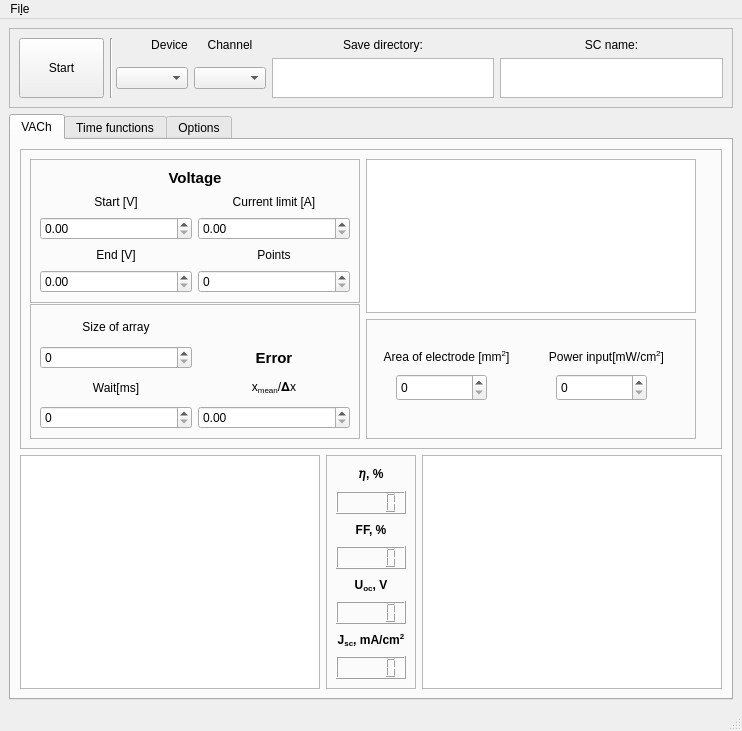
userIsTaken/SolarVACh, file GUI/Solar.ui: the form before one commit.
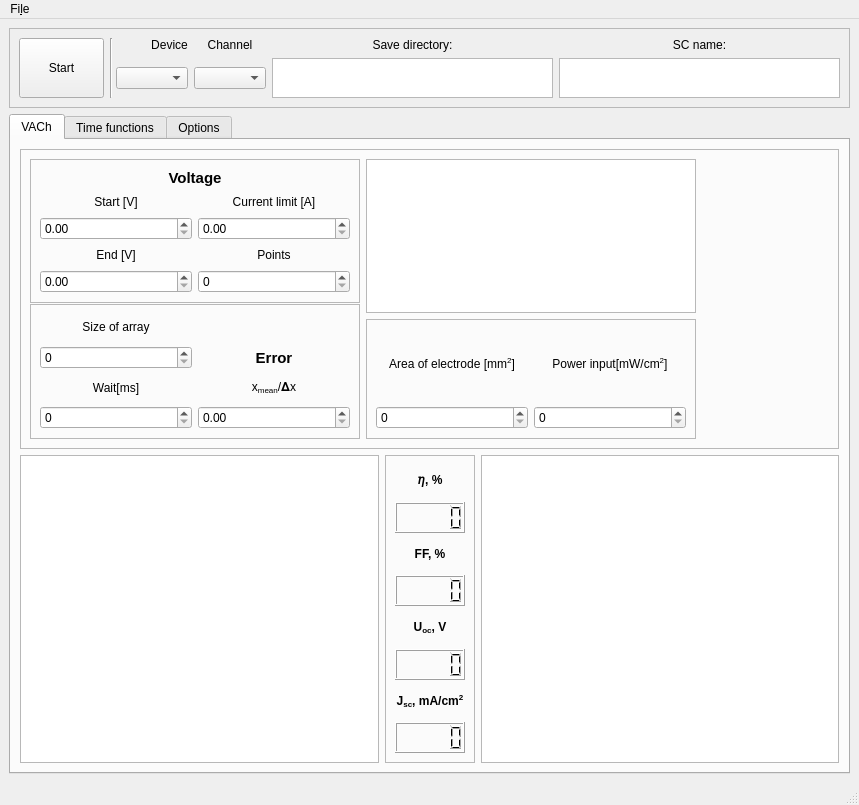
The form after the commit. Custom widgets are drawn as their Qt base class.

```diff
--- a/GUI/Solar.ui
+++ b/GUI/Solar.ui
@@ -6,8 +6,8 @@
    <rect>
     <x>0</x>
     <y>0</y>
-    <width>742</width>
-    <height>731</height>
+    <width>859</width>
+    <height>805</height>
    </rect>
   </property>
   <property name="windowTitle">
@@ -108,11 +108,11 @@
        <item row="1" column="4">
         <widget class="QComboBox" name="channel_box"/>
        </item>
-       <item row="1" column="5">
-        <widget class="QTextEdit" name="save_slot"/>
-       </item>
        <item row="1" column="6">
-        <widget class="QTextEdit" name="save_slot_2"/>
+        <widget class="QTextEdit" name="name_of_cell"/>
+       </item>
+       <item row="1" column="5">
+        <widget class="QTextEdit" name="directory_path"/>
        </item>
       </layout>
      </widget>
@@ -430,7 +430,7 @@
              </property>
              <property name="maximumSize">
               <size>
-               <width>330</width>
+               <width>450</width>
                <height>120</height>
               </size>
              </property>
@@ -440,15 +440,9 @@
              <property name="frameShadow">
               <enum>QFrame::Raised</enum>
              </property>
+             <layout class="QGridLayout" name="gridLayout_11">
+              <item row="0" column="0">
              <widget class="QLabel" name="label_18">
-              <property name="geometry">
-               <rect>
-                <x>10</x>
-                <y>30</y>
-                <width>141</width>
-                <height>17</height>
-               </rect>
-              </property>
               <property name="text">
                <string>&lt;html&gt;&lt;head/&gt;&lt;body&gt;&lt;p&gt;Area of electrode [mm&lt;span style=&quot; vertical-align:super;&quot;&gt;2&lt;/span&gt;]&lt;/p&gt;&lt;/body&gt;&lt;/html&gt;</string>
               </property>
@@ -456,15 +450,9 @@
                <set>Qt::AlignCenter</set>
               </property>
              </widget>
+              </item>
+              <item row="0" column="1">
              <widget class="QLabel" name="label_20">
-              <property name="geometry">
-               <rect>
-                <x>170</x>
-                <y>30</y>
-                <width>141</width>
-                <height>17</height>
-               </rect>
-              </property>
               <property name="text">
                <string>&lt;html&gt;&lt;head/&gt;&lt;body&gt;&lt;p&gt;Power input[mW/cm&lt;span style=&quot; vertical-align:super;&quot;&gt;2&lt;/span&gt;]&lt;/p&gt;&lt;/body&gt;&lt;/html&gt;</string>
               </property>
@@ -475,26 +463,14 @@
                <bool>false</bool>
               </property>
              </widget>
-             <widget class="QSpinBox" name="area_box">
-              <property name="geometry">
-               <rect>
-                <x>30</x>
-                <y>55</y>
-                <width>91</width>
-                <height>27</height>
-               </rect>
-              </property>
-             </widget>
-             <widget class="QSpinBox" name="power_input_box">
-              <property name="geometry">
-               <rect>
-                <x>190</x>
-                <y>55</y>
-                <width>91</width>
-                <height>27</height>
-               </rect>
-              </property>
-             </widget>
+              </item>
+              <item row="1" column="0">
+               <widget class="QSpinBox" name="area_box"/>
+              </item>
+              <item row="1" column="1">
+               <widget class="QSpinBox" name="power_input_box"/>
+              </item>
+             </layout>
             </widget>
            </item>
            <item row="2" column="2">
@@ -783,7 +759,7 @@
     <rect>
      <x>0</x>
      <y>0</y>
-     <width>742</width>
+     <width>859</width>
      <height>28</height>
     </rect>
    </property>
```
Left out of the diff: 12 changed lines with no effect on the pictures. Lines whose indentation alone changed are shown as unchanged.
